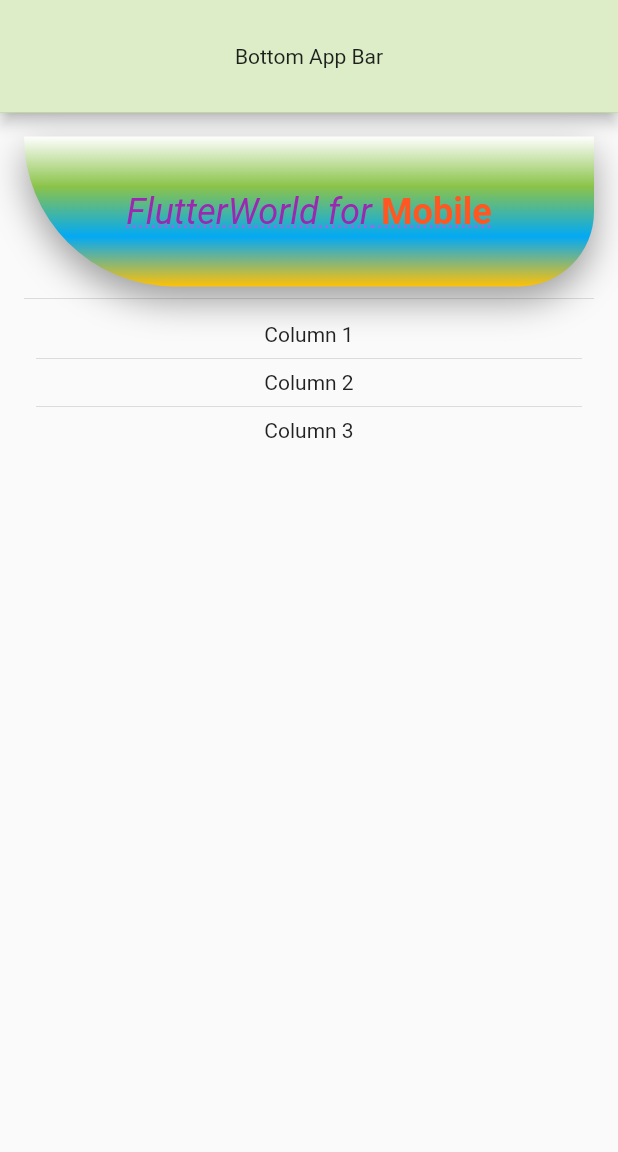
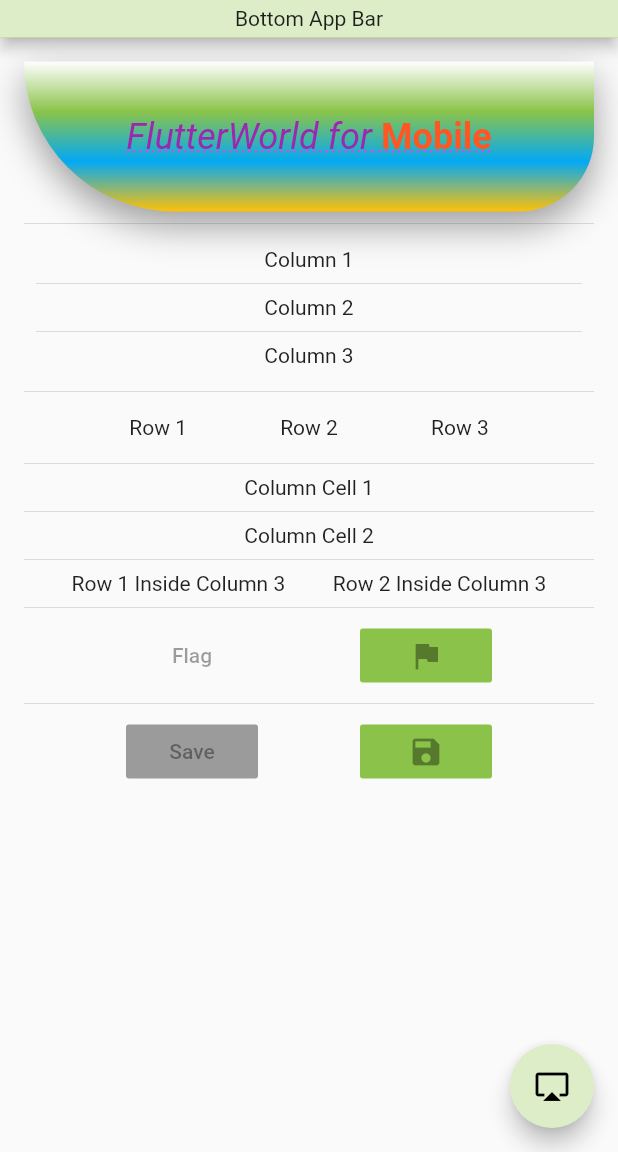
Before and after one commit to HansSchmitt/ch6_basics, a Flutter app: the screen it shows after launch, on a phone screen of 412 x 824 dp, the part 84-1236 px from its top. Run offline on Flutter 3.47's test engine with Material 2 defaults, Android fonts, the phone set to English and light mode, and no system bars.

Commit message:
Added various rows, columns, buttons, and combinations of all.

```diff
--- a/lib/pages/home.dart
+++ b/lib/pages/home.dart
@@ -1,6 +1,8 @@
 import 'package:flutter/material.dart';
 import 'package:ch6_basics/widgets/containerWithBoxDecorationWidget.dart';
 import 'package:ch6_basics/widgets/columnWidget.dart';
+import 'package:ch6_basics/widgets/rowWidget.dart';
+import 'package:ch6_basics/widgets/columnAndRowNestingWidget.dart';
 
 class Home extends StatefulWidget {
   @override
@@ -41,13 +43,13 @@ class _HomeState extends State<Home> {
               bottom: PreferredSize(
                 child: Container(
                   color: Colors.lightGreen.shade100,
-                  height: 75.0,
+                  height: 25.0,
                   width: double.infinity,
                   child: Center(
                     child: Text('Bottom App Bar'),
                   ),
                 ),
-                preferredSize: Size.fromHeight(75.0),
+                preferredSize: Size.fromHeight(25.0),
               ),
             ),
             body: Padding(
@@ -58,11 +60,75 @@ class _HomeState extends State<Home> {
                     const ContainerWithBoxDecorationWidget(),
                     Divider(),
                     const ColumnWidget(),
+                    Divider(),
+                    const RowWidget(),
+                    Divider(),
+                    const ColumnAndRowNestingWidget(),
+                    Divider(),
+                    const FlatButtonRow(),
+                    Divider(),
+                    const RaisedButtonRow(),
                   ],
                 ),
               ),
             ),
+        floatingActionButtonLocation: FloatingActionButtonLocation.endFloat,
+        floatingActionButton: FloatingActionButton(
+          onPressed: () {},
+          child: Icon(Icons.airplay),
+          backgroundColor: Colors.lightGreen.shade100,
+        ),
       ),
     );
   }
 }
+
+class FlatButtonRow extends StatelessWidget {
+  const FlatButtonRow({
+    Key key
+}) : super(key: key);
+
+  @override
+  Widget build(BuildContext context) {
+    return Row(
+      mainAxisAlignment: MainAxisAlignment.spaceEvenly,
+      children: <Widget>[
+        FlatButton(
+          onPressed: null,
+          child: Text('Flag'),
+        ),
+        FlatButton(
+          onPressed: null,
+          child: Icon(Icons.flag,),
+          color: Colors.lightGreen,
+          disabledColor: Colors.lightGreen,
+        )
+      ],
+    );
+  }
+}
+
+class RaisedButtonRow extends StatelessWidget {
+  const RaisedButtonRow({
+    Key key
+}): super(key: key);
+
+  @override
+  Widget build(BuildContext context) {
+    return Row(
+      mainAxisAlignment: MainAxisAlignment.spaceEvenly,
+      children: <Widget>[
+        RaisedButton(
+          onPressed: null,
+          child: Text('Save'),
+        ),
+        RaisedButton(
+          onPressed: null,
+          child: Icon(Icons.save,),
+          color: Colors.lightGreen,
+          disabledColor: Colors.lightGreen,
+        )
+      ],
+    );
+  }
+}
--- /dev/null
+++ b/lib/widgets/columnAndRowNestingWidget.dart
@@ -0,0 +1,28 @@
+import 'package:flutter/material.dart';
+
+
+class ColumnAndRowNestingWidget extends StatelessWidget {
+  const ColumnAndRowNestingWidget({
+    Key key
+  }) : super(key:key);
+
+
+  @override
+  Widget build(BuildContext context) {
+    return Column(
+      children: <Widget>[
+        Text('Column Cell 1'),
+        Divider(),
+        Text('Column Cell 2'),
+        Divider(),
+        Row(
+          mainAxisAlignment: MainAxisAlignment.spaceEvenly,
+          children: <Widget>[
+            Text('Row 1 Inside Column 3'),
+            Text('Row 2 Inside Column 3'),
+          ],
+        )
+      ],
+    );
+  }
+}
--- /dev/null
+++ b/lib/widgets/rowWidget.dart
@@ -0,0 +1,24 @@
+import 'package:flutter/material.dart';
+
+class RowWidget extends StatelessWidget {
+  const RowWidget({
+    Key key
+  }) : super(key: key);
+
+  @override
+  Widget build(BuildContext context) {
+    return Padding(
+      padding: EdgeInsets.all(8.0),
+      child: Row(
+        mainAxisAlignment: MainAxisAlignment.spaceEvenly,
+        crossAxisAlignment: CrossAxisAlignment.start,
+        mainAxisSize: MainAxisSize.max,
+        children: <Widget>[
+          Text('Row 1'),
+          Text('Row 2'),
+          Text('Row 3'),
+        ],
+      ),
+    );
+  }
+}
```
